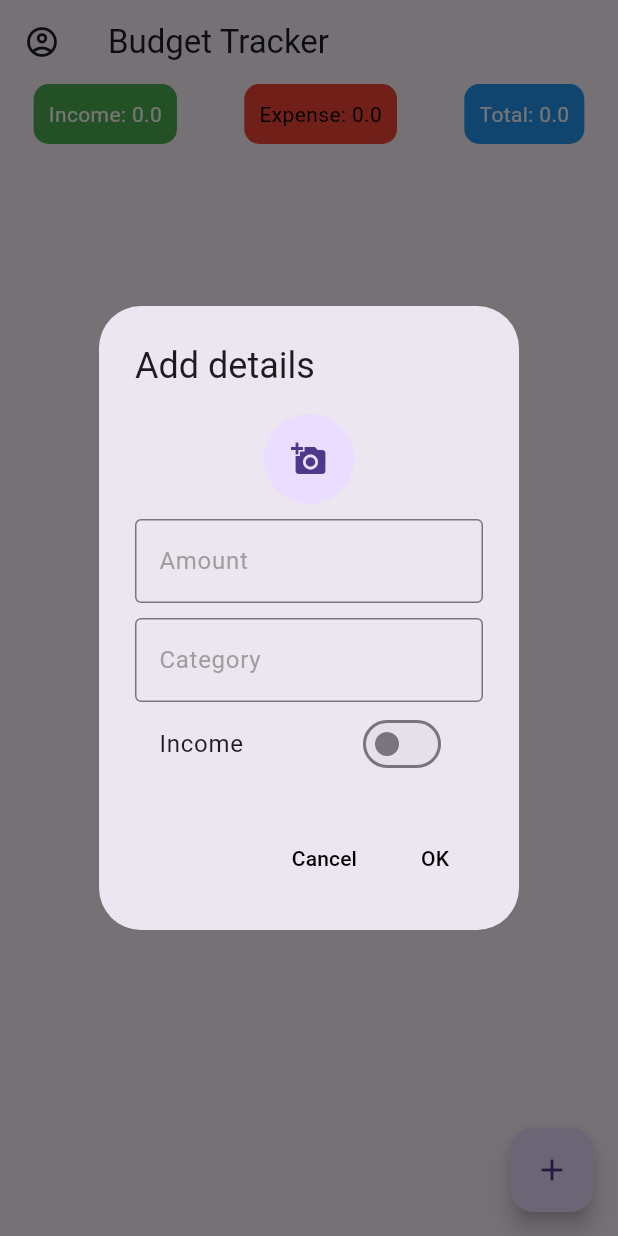
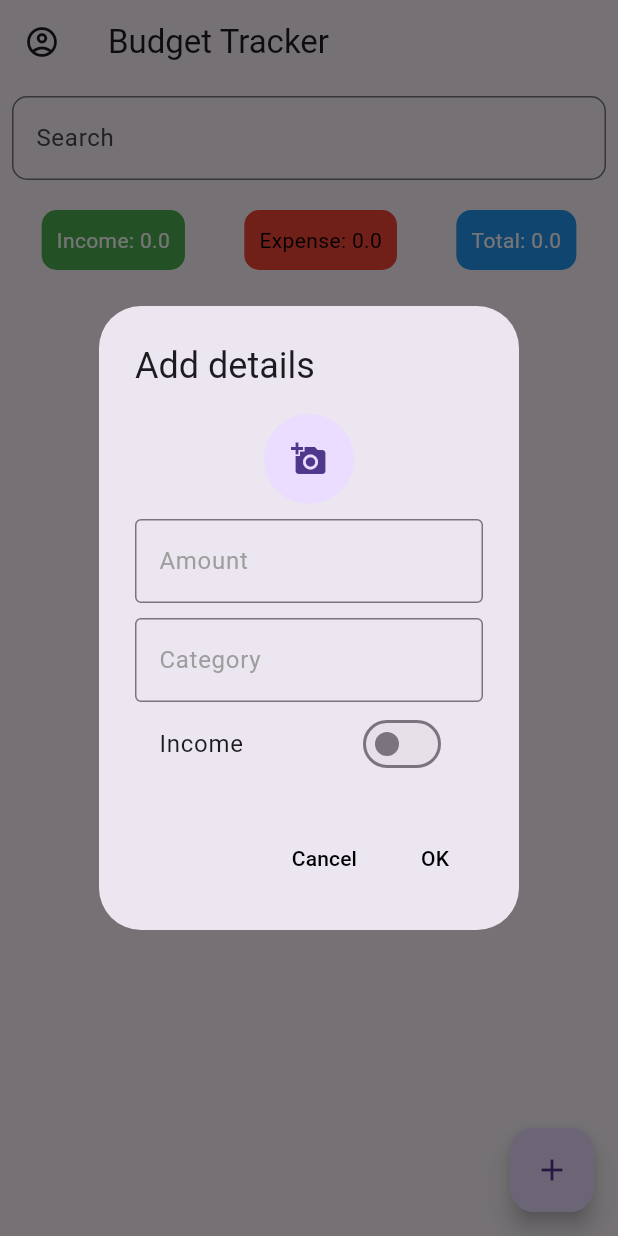
Before and after one commit to Sahilk0809/database_daily_task, a Flutter app: the screen it shows after launch, after a tap on the "add" icon, on a phone screen of 412 x 824 dp. Run offline on Flutter 3.47's test engine with Material 3 defaults, Android fonts, the phone set to English and light mode, and no system bars; our stand-ins replace get, image_picker, sqflite, toast; missing offline and left inert: dart:ffi; accounts and stored records are empty.

Commit message:
30-08-2024

```diff
--- a/lib/controller/database_controller.dart
+++ b/lib/controller/database_controller.dart
@@ -22,7 +22,7 @@ class DatabaseController extends GetxController {
     initDb();
   }
 
-  void setIsIncome(bool value){
+  void setIsIncome(bool value) {
     isIncome.value = value;
   }
 
@@ -30,8 +30,10 @@ class DatabaseController extends GetxController {
     await DatabaseHelper.databaseHelper.database;
   }
 
-  Future<void> initRecord(double amount, int isIncome, String category, String img) async {
-    await DatabaseHelper.databaseHelper.insertData(amount, isIncome, category, img);
+  Future<void> initRecord(
+      double amount, int isIncome, String category, String img) async {
+    await DatabaseHelper.databaseHelper
+        .insertData(amount, isIncome, category, img);
     await getRecords();
   }
 
@@ -39,13 +41,18 @@ class DatabaseController extends GetxController {
     totalIncome = 0.0.obs;
     totalExpense = 0.0.obs;
     data.value = await DatabaseHelper.databaseHelper.readData();
-    for(var check in data){
-      if(check['isIncome'] == 1){
+    for (var check in data) {
+      if (check['isIncome'] == 1) {
         totalIncome.value += check['amount'];
-      } else{
+      } else {
         totalExpense.value += check['amount'];
       }
     }
+    return data;
+  }
+
+  Future getRecordsBySearch(String search) async {
+    data.value = await DatabaseHelper.databaseHelper.readDataBySearch(search);
     return data;
   }
 
@@ -65,7 +72,7 @@ class DatabaseController extends GetxController {
     await getRecords();
   }
 
-  void pickImage(){
+  void pickImage() {
     fileImage.value = File(xFileImage.value!.path);
   }
 }
--- a/lib/helper/database_helper.dart
+++ b/lib/helper/database_helper.dart
@@ -56,6 +56,14 @@ class DatabaseHelper {
     return await db!.rawQuery(sql);
   }
 
+  Future<List<Map<String, Object?>>> readDataBySearch(String search) async {
+    final db = await database;
+    String sql = '''
+    SELECT * FROM $tableName WHERE category LIKE '$search%'
+    ''';
+    return await db!.rawQuery(sql);
+  }
+
   Future<List<Map<String, Object?>>> readCategoryData(int isIncome) async {
     final db = await database;
     String sql = '''
--- a/lib/view/home_screen.dart
+++ b/lib/view/home_screen.dart
@@ -17,8 +17,36 @@ class HomeScreen extends StatelessWidget {
         title: const Text('Budget Tracker'),
       ),
       body: Obx(
-        () => Column(
+        () => Padding(
+          padding: const EdgeInsets.all(8.0),
+          child: Column(
             children: [
+              TextField(
+                cursorColor: Colors.black,
+                decoration: InputDecoration(
+                  border: OutlineInputBorder(
+                    borderRadius: BorderRadius.circular(10),
+                    borderSide: const BorderSide(
+                      width: 1,
+                      color: Colors.grey,
+                    ),
+                  ),
+                  focusedBorder: OutlineInputBorder(
+                    borderRadius: BorderRadius.circular(10),
+                    borderSide: const BorderSide(
+                      width: 2,
+                      color: Colors.grey,
+                    ),
+                  ),
+                  hintText: 'Search',
+                ),
+                onChanged: (value) {
+                  controller.getRecordsBySearch(value);
+                },
+              ),
+              const SizedBox(
+                height: 20,
+              ),
               Row(
                 mainAxisAlignment: MainAxisAlignment.spaceAround,
                 children: [
@@ -224,6 +252,7 @@ class HomeScreen extends StatelessWidget {
             ],
           ),
         ),
+      ),
       floatingActionButton: FloatingActionButton(
         onPressed: () {
           showDialog(
```
Lines whose indentation alone changed are shown as unchanged.
